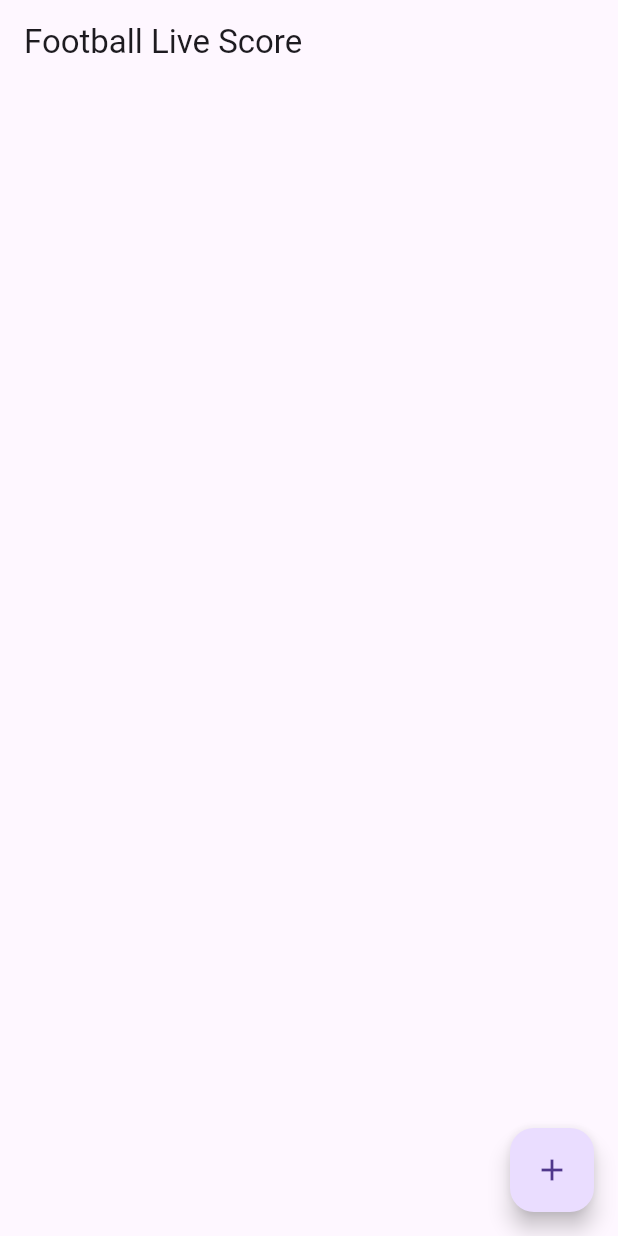
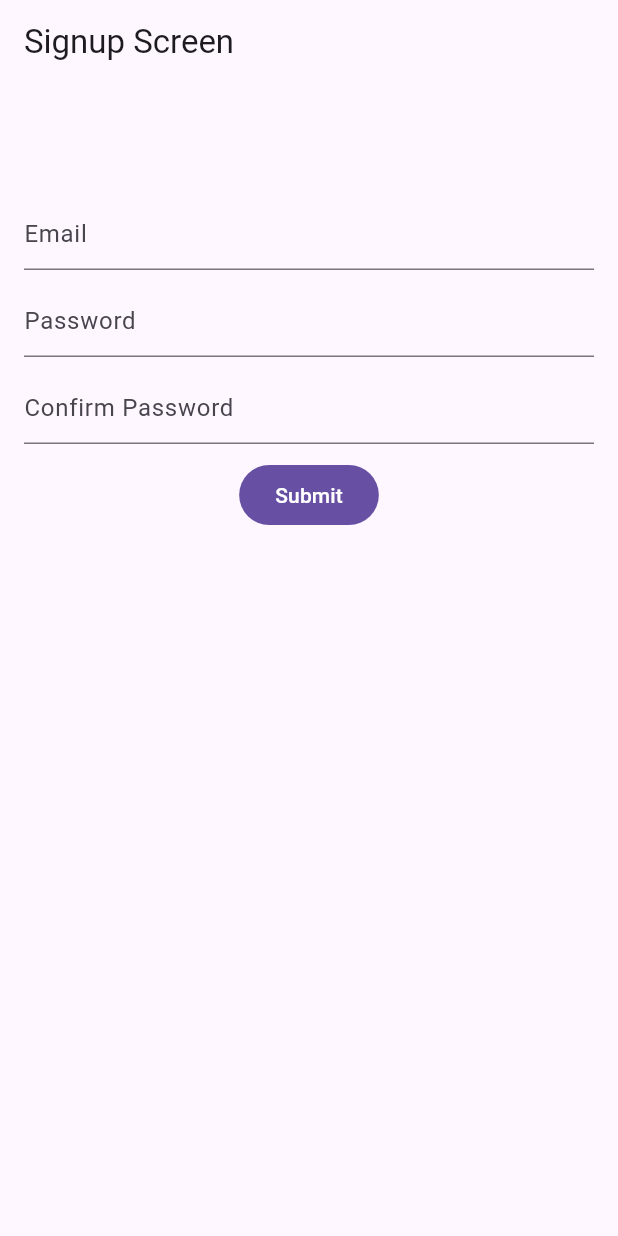
Before and after one commit to Shafin63/demo-apps-with-firebase, a Flutter app: the screen it shows after launch, on a phone screen of 412 x 824 dp. Run offline on Flutter 3.47's test engine with Material 3 defaults, Android fonts, the phone set to English and light mode, and no system bars; our stand-ins replace cloud_firestore, firebase_auth, firebase_core; accounts and stored records are empty.

Commit message:
signup email-pass auth added

```diff
--- a/lib/app.dart
+++ b/lib/app.dart
@@ -1,5 +1,6 @@
 import 'package:flutter/material.dart';
 import 'package:live_score_app_with_firebase/home_screen.dart';
+import 'package:live_score_app_with_firebase/sign_up_screen.dart';
 
 class FootballLiveScoreApp extends StatelessWidget {
   const FootballLiveScoreApp({super.key});
@@ -7,7 +8,7 @@ class FootballLiveScoreApp extends StatelessWidget {
   @override
   Widget build(BuildContext context) {
     return MaterialApp(
-      home: HomeScreen(),
+      home: SignUpScreen(),
     );
   }
 }
--- /dev/null
+++ b/lib/sign_up_screen.dart
@@ -0,0 +1,101 @@
+import 'package:firebase_auth/firebase_auth.dart';
+import 'package:flutter/material.dart';
+
+class SignUpScreen extends StatefulWidget {
+  const SignUpScreen({super.key});
+
+  @override
+  State<SignUpScreen> createState() => _SignUpScreenState();
+}
+
+class _SignUpScreenState extends State<SignUpScreen> {
+  final TextEditingController _emailTEController = TextEditingController();
+  final TextEditingController _passwordTEController = TextEditingController();
+  final TextEditingController _confirmPasswordTEController =
+      TextEditingController();
+  final GlobalKey<FormState> _formKey = GlobalKey<FormState>();
+
+  @override
+  Widget build(BuildContext context) {
+    return Scaffold(
+      appBar: AppBar(title: Text("Signup Screen")),
+
+      body: Padding(
+        padding: const EdgeInsets.all(16),
+        child: Form(
+          key: _formKey,
+          child: Column(
+            spacing: 10,
+            children: [
+              const SizedBox(height: 50),
+              TextFormField(
+                controller: _emailTEController,
+                decoration: InputDecoration(hintText: "Email"),
+                validator: (String? value) {
+                  if (value?.trim().isEmpty ?? true) {
+                    return "Enter a valid email";
+                  }
+                  return null;
+                },
+              ),
+              TextFormField(
+                controller: _passwordTEController,
+                decoration: InputDecoration(hintText: "Password"),
+                validator: (String? value) {
+                  if (value?.trim().isEmpty ?? true) {
+                    return "Enter a valid password";
+                  }
+                  return null;
+                },
+              ),
+              TextFormField(
+                controller: _confirmPasswordTEController,
+                decoration: InputDecoration(hintText: "Confirm Password"),
+                validator: (String? value) {
+                  if (value?.trim().isEmpty ?? true) {
+                    return "Re-enter password";
+                  } else if (value! != _passwordTEController.text) {
+                    return "Password does not match";
+                  }
+                  return null;
+                },
+              ),
+              FilledButton(onPressed: _onTapSubmit, child: Text("Submit")),
+            ],
+          ),
+        ),
+      ),
+    );
+  }
+
+  void _onTapSubmit() {
+    if (_formKey.currentState!.validate()) {
+      _createNewUser();
+    }
+  }
+
+  void _createNewUser() async {
+    try {
+      UserCredential user = await FirebaseAuth.instance
+          .createUserWithEmailAndPassword(
+            email: _emailTEController.text.trim(),
+            password: _passwordTEController.text,
+          );
+      showSnackBar("Sign-up Successful");
+    } on FirebaseAuthException catch (e) {
+      if (e.code == 'weak-password') {
+        showSnackBar('The password provided is too weak.');
+      } else if (e.code == 'email-already-in-use') {
+        showSnackBar('The account already exists for that email.');
+      }
+    } catch (e) {
+      showSnackBar(e.toString());
+    }
+  }
+
+  void showSnackBar(String message) {
+    ScaffoldMessenger.of(
+      context,
+    ).showSnackBar(SnackBar(content: Text(message)));
+  }
+}
--- a/pubspec.yaml
+++ b/pubspec.yaml
@@ -14,6 +14,7 @@ dependencies:
   cupertino_icons: ^1.0.8
   firebase_core: ^4.2.1
   cloud_firestore: ^6.0.3
+  firebase_auth: ^6.1.2
 
 dev_dependencies:
   flutter_test:
```
Also changed, not shown: pubspec.lock.
